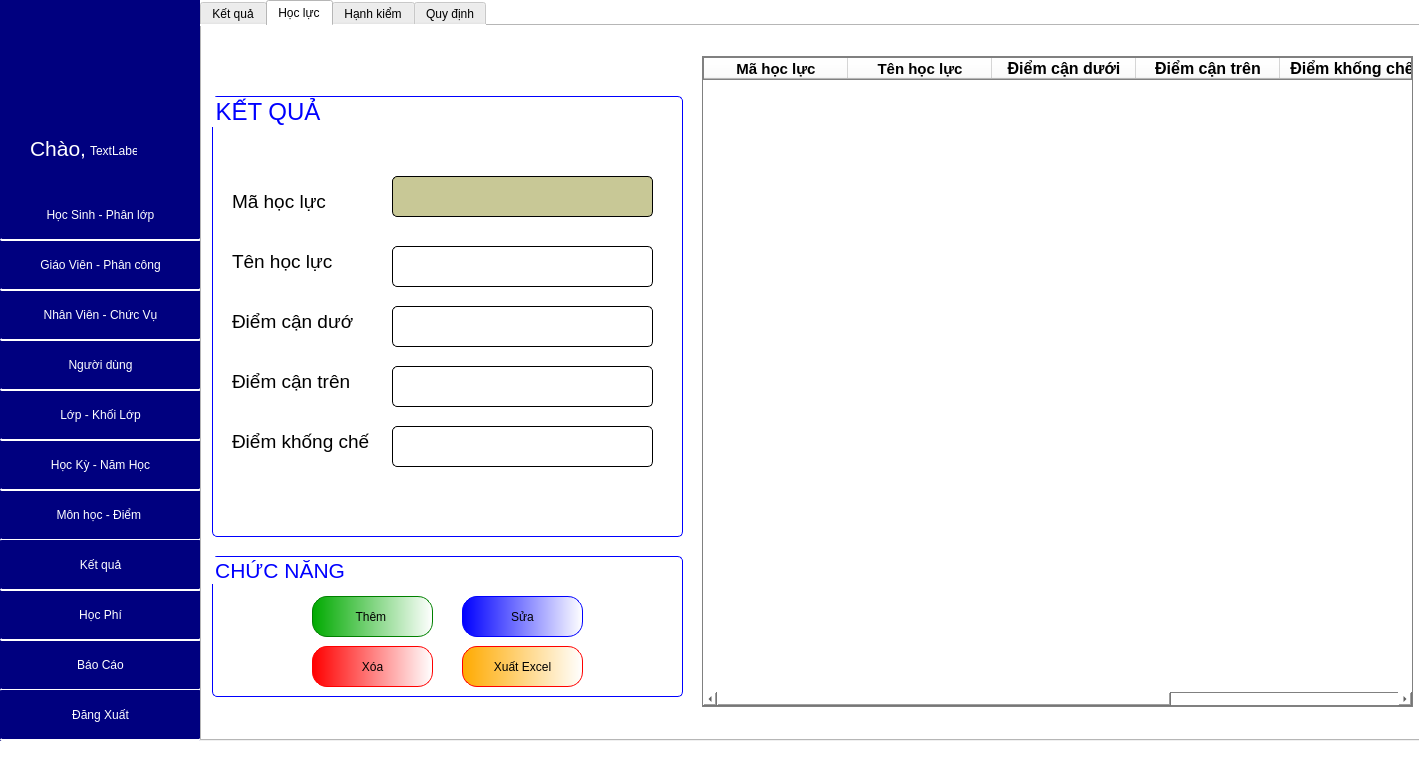
First picture: the form in GUI/TrangChu.ui, repository phuthuy44/Student--py, before the edit.
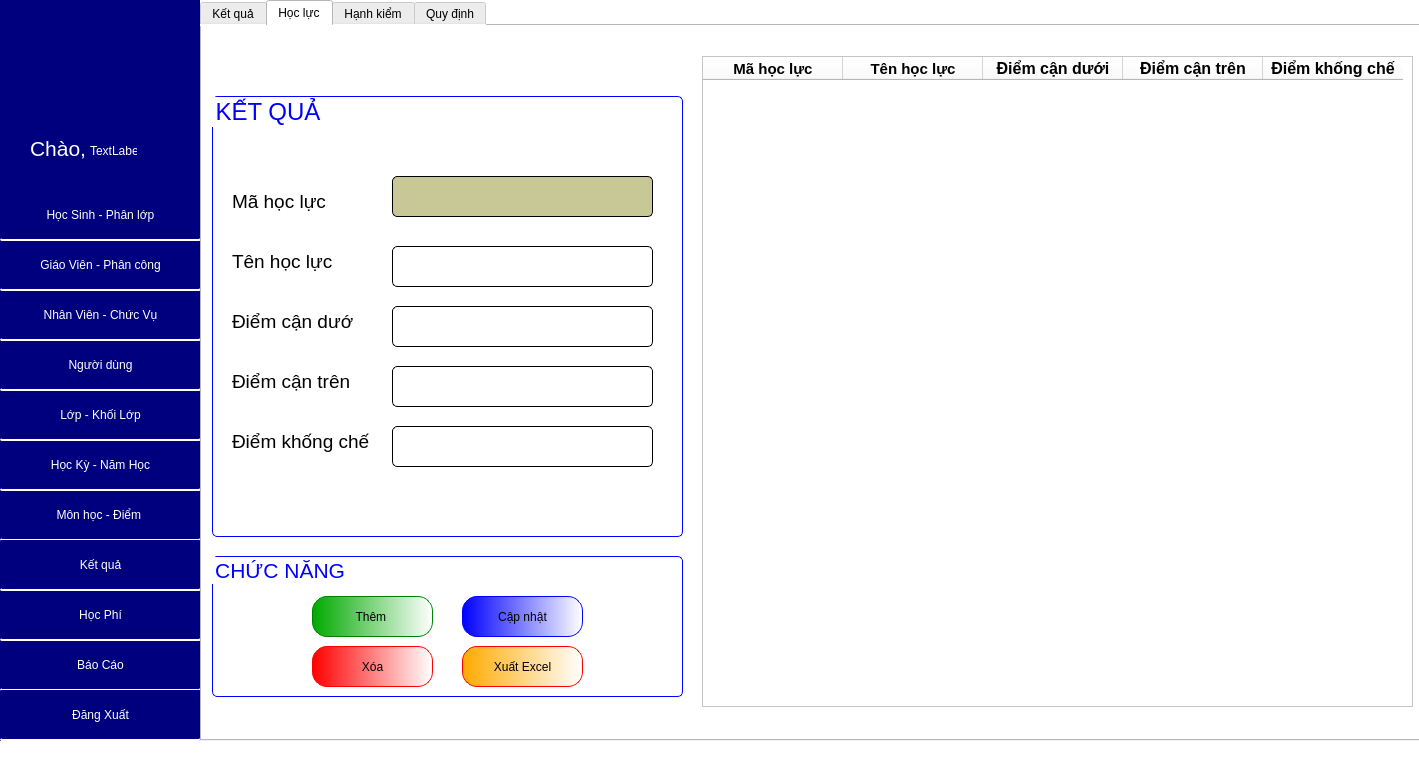
Second picture: the form after the edit. The open tabs and pages were chosen to show the change.

Commit message: hocluc,hanhkiem

```diff
--- a/GUI/TrangChu.ui
+++ b/GUI/TrangChu.ui
@@ -8631,7 +8631,7 @@
 </string>
          </property>
          <property name="text">
-          <string>Sửa</string>
+          <string>Cập nhật</string>
          </property>
         </widget>
         <widget class="QPushButton" name="pushButton_157">
@@ -8697,10 +8697,10 @@
          </rect>
         </property>
         <property name="styleSheet">
-         <string notr="true">border: 1px solid gray ;</string>
+         <string notr="true">color: rgb(0, 0, 0);</string>
         </property>
         <attribute name="horizontalHeaderDefaultSectionSize">
-         <number>144</number>
+         <number>140</number>
         </attribute>
         <column>
          <property name="text">
@@ -8782,11 +8782,6 @@
           <set>AlignCenter</set>
          </property>
         </column>
-        <column>
-         <property name="text">
-          <string/>
-         </property>
-        </column>
        </widget>
       </widget>
       <widget class="QWidget" name="tab_17">
```
Left out of the diff: 50 changed lines with no effect on the pictures. The commit also changes 1 other file.
